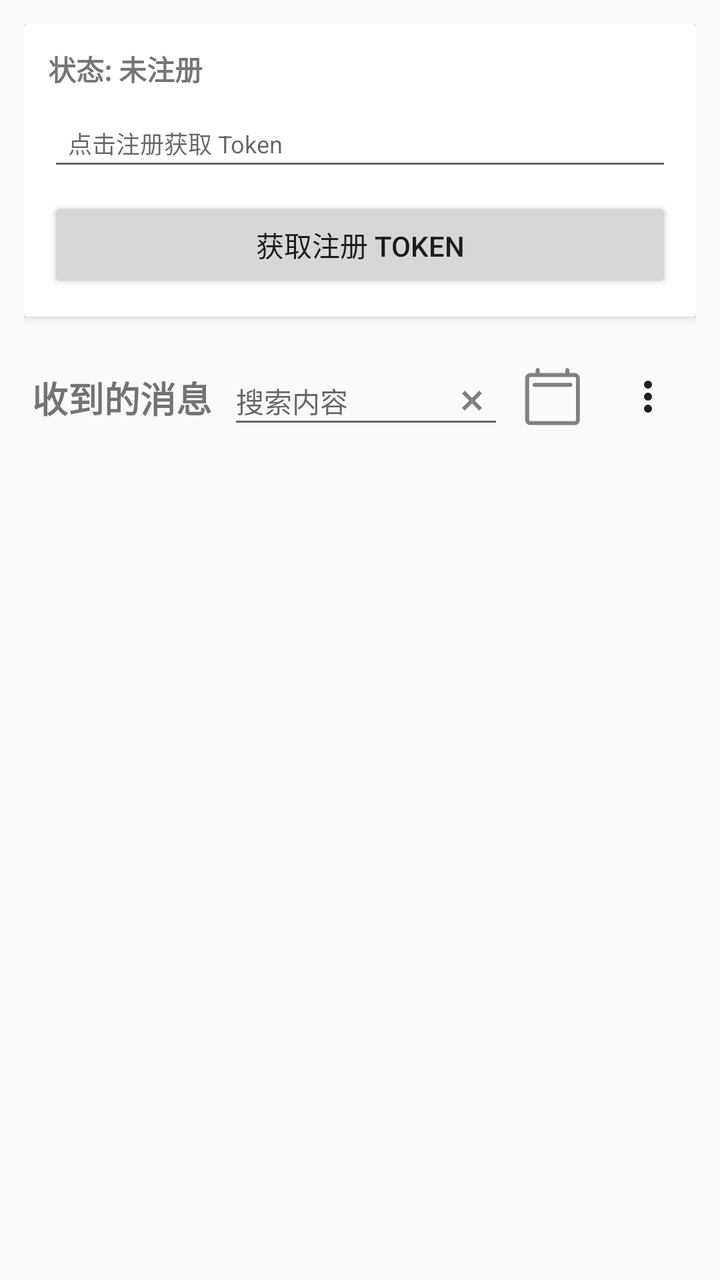
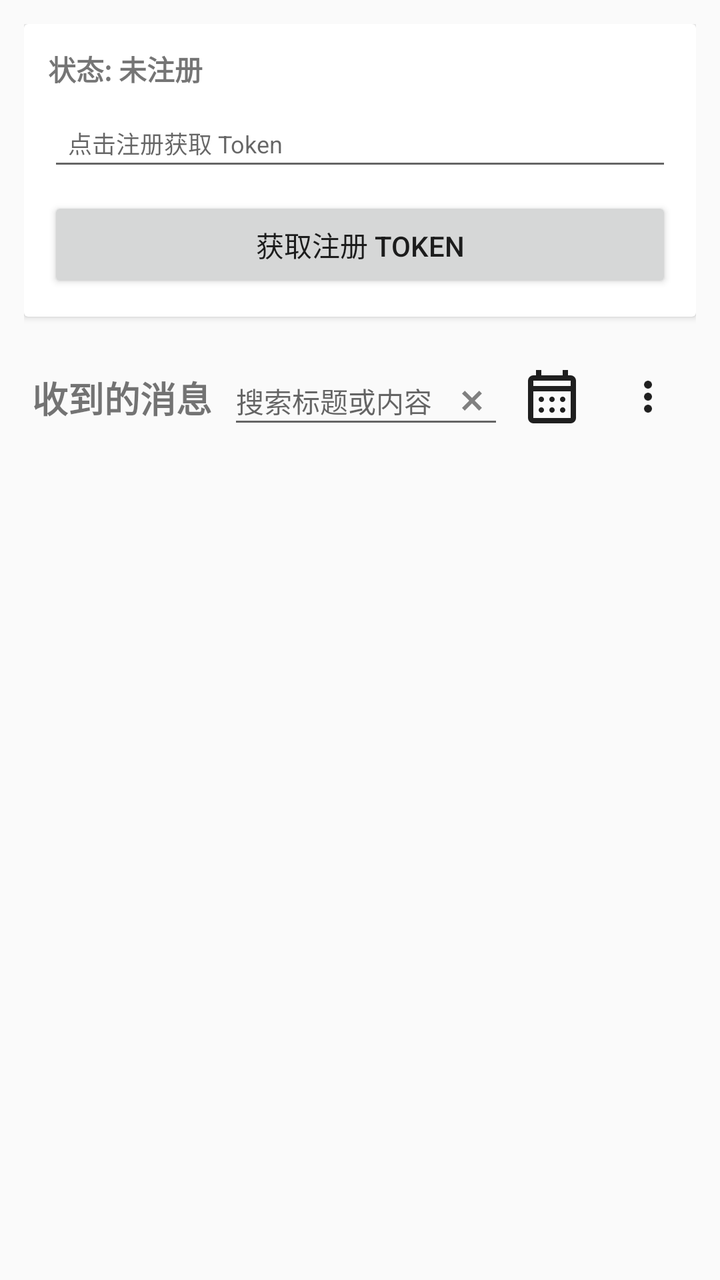

Screens rendered from an Android XML layout before and after an edit, with the pre-edit source and the edit as a unified diff.
<!-- AndroidManifest.xml: application theme Theme.AppCompat.Light.NoActionBar -->
<!-- res/layout/activity_main.xml -->
<?xml version="1.0" encoding="utf-8"?>
<LinearLayout xmlns:android="http://schemas.android.com/apk/res/android"
    xmlns:app="http://schemas.android.com/apk/res-auto"
    android:layout_width="match_parent"
    android:layout_height="match_parent"
    android:orientation="vertical"
    android:fitsSystemWindows="true"
    android:padding="12dp">

    
    <androidx.cardview.widget.CardView
        android:layout_width="match_parent"
        android:layout_height="wrap_content"
        android:layout_marginBottom="16dp">

        <LinearLayout
            android:layout_width="match_parent"
            android:layout_height="wrap_content"
            android:orientation="vertical"
            android:padding="12dp">

            <TextView
                android:id="@+id/tvStatus"
                android:layout_width="wrap_content"
                android:layout_height="wrap_content"
                android:text="状态: 未注册"
                android:textStyle="bold" />

            <EditText
                android:id="@+id/tvToken"
                android:layout_width="match_parent"
                android:layout_height="wrap_content"
                android:layout_marginTop="8dp"
                android:clickable="true"
                android:focusable="false"
                android:hint="点击注册获取 Token"
                android:padding="10dp"
                android:textSize="12sp" />

            
            <Button
                android:id="@+id/btnToggleOptions"
                android:layout_width="match_parent"
                android:layout_height="wrap_content"
                android:layout_marginTop="8dp"
                android:text="展开更多选项"
                android:visibility="gone" />

            
            <LinearLayout
                android:id="@+id/layoutMoreOptions"
                android:layout_width="match_parent"
                android:layout_height="wrap_content"
                android:orientation="vertical"
                android:visibility="gone">

                
                <RelativeLayout
                    android:layout_width="match_parent"
                    android:layout_height="wrap_content"
                    android:layout_marginTop="12dp"
                    android:layout_marginBottom="4dp"
                    android:gravity="center_vertical">

                    <TextView
                        android:layout_width="wrap_content"
                        android:layout_height="wrap_content"
                        android:layout_alignParentStart="true"
                        android:layout_centerInParent="true"
                        android:text="普通消息"
                        android:textColor="#333333"
                        android:textSize="14sp"
                        android:textStyle="bold" />

                    <LinearLayout
                        android:layout_width="wrap_content"
                        android:layout_height="wrap_content"
                        android:layout_alignParentEnd="true"
                        android:orientation="horizontal">

                        
                        <ImageButton
                            android:id="@+id/btnCopyAction1"
                            android:layout_width="36dp"
                            android:layout_height="36dp"
                            android:background="?attr/selectableItemBackgroundBorderless"
                            android:contentDescription="复制内容"
                            android:padding="8dp"
                            android:scaleType="fitCenter"
                            android:src="@drawable/ic_menu_save"
                            app:tint="#666666" />

                        
                        <ImageButton
                            android:id="@+id/btnPlayAction1"
                            android:layout_width="36dp"
                            android:layout_height="36dp"
                            android:layout_marginStart="8dp"
                            android:background="?attr/selectableItemBackgroundBorderless"
                            android:contentDescription="浏览器打开"
                            android:padding="6dp"
                            android:scaleType="fitCenter"
                            android:src="@drawable/ic_media_play"/>
                    </LinearLayout>
                </RelativeLayout>

                <EditText
                    android:id="@+id/etExtraInfo1"
                    android:layout_width="match_parent"
                    android:layout_height="wrap_content"
                    android:layout_marginTop="4dp"
                    android:background="@android:drawable/editbox_background"
                    android:hint="URL(点击复制)"
                    android:padding="10dp"
                    android:textSize="12sp" />

                
                <RelativeLayout
                    android:layout_width="match_parent"
                    android:layout_height="wrap_content"
                    android:layout_marginTop="12dp"
                    android:layout_marginBottom="4dp"
                    android:gravity="center_vertical">

                    <TextView
                        android:layout_width="wrap_content"
                        android:layout_height="wrap_content"
                        android:layout_alignParentStart="true"
                        android:layout_centerInParent="true"
                        android:text="带标题的消息"
                        android:textColor="#333333"
                        android:textSize="14sp"
                        android:textStyle="bold" />

                    <LinearLayout
                        android:layout_width="wrap_content"
                        android:layout_height="wrap_content"
                        android:layout_alignParentEnd="true"
                        android:orientation="horizontal">

                        
                        <ImageButton
                            android:id="@+id/btnCopyAction2"
                            android:layout_width="36dp"
                            android:layout_height="36dp"
                            android:background="?attr/selectableItemBackgroundBorderless"
                            android:contentDescription="复制内容"
                            android:padding="8dp"
                            android:scaleType="fitCenter"
                            android:src="@drawable/ic_menu_save"
                            app:tint="#666666" />

                        
                        <ImageButton
                            android:id="@+id/btnPlayAction2"
                            android:layout_width="36dp"
                            android:layout_height="36dp"
                            android:layout_marginStart="8dp"
                            android:background="?attr/selectableItemBackgroundBorderless"
                            android:contentDescription="浏览器打开"
                            android:padding="6dp"
                            android:scaleType="fitCenter"
                            android:src="@drawable/ic_media_play"/>
                    </LinearLayout>
                </RelativeLayout>

                <EditText
                    android:id="@+id/etExtraInfo2"
                    android:layout_width="match_parent"
                    android:layout_height="wrap_content"
                    android:layout_marginTop="4dp"
                    android:background="@android:drawable/editbox_background"
                    android:hint="URL(点击复制)"
                    android:padding="10dp"
                    android:textSize="12sp" />

                
                <RelativeLayout
                    android:layout_width="match_parent"
                    android:layout_height="wrap_content"
                    android:layout_marginTop="12dp"
                    android:layout_marginBottom="4dp"
                    android:gravity="center_vertical">

                    <TextView
                        android:layout_width="wrap_content"
                        android:layout_height="wrap_content"
                        android:layout_alignParentStart="true"
                        android:layout_centerInParent="true"
                        android:text="带分组和优先级的消息 (high / default / low)"
                        android:textColor="#333333"
                        android:textSize="14sp"
                        android:textStyle="bold" />

                    <LinearLayout
                        android:layout_width="wrap_content"
                        android:layout_height="wrap_content"
                        android:layout_alignParentEnd="true"
                        android:orientation="horizontal">

                        
                        <ImageButton
                            android:id="@+id/btnCopyAction3"
                            android:layout_width="36dp"
                            android:layout_height="36dp"
                            android:background="?attr/selectableItemBackgroundBorderless"
                            android:contentDescription="复制内容"
                            android:padding="8dp"
                            android:scaleType="fitCenter"
                            android:src="@drawable/ic_menu_save"
                            app:tint="#666666" />

                        
                        <ImageButton
                            android:id="@+id/btnPlayAction3"
                            android:layout_width="36dp"
                            android:layout_height="36dp"
                            android:layout_marginStart="8dp"
                            android:background="?attr/selectableItemBackgroundBorderless"
                            android:contentDescription="浏览器打开"
                            android:padding="6dp"
                            android:scaleType="fitCenter"
                            android:src="@drawable/ic_media_play"/>
                    </LinearLayout>
                </RelativeLayout>

                <EditText
                    android:id="@+id/etExtraInfo3"
                    android:layout_width="match_parent"
                    android:layout_height="wrap_content"
                    android:layout_marginTop="4dp"
                    android:background="@android:drawable/editbox_background"
                    android:hint="额外信息 3 (点击复制)"
                    android:padding="10dp"
                    android:textSize="12sp" />
            </LinearLayout>

            
            <Button
                android:id="@+id/btnRegister"
                android:layout_width="match_parent"
                android:layout_height="wrap_content"
                android:layout_marginTop="8dp"
                android:text="获取注册 Token" />
        </LinearLayout>
    </androidx.cardview.widget.CardView>

    
    <LinearLayout
        android:layout_width="match_parent"
        android:layout_height="wrap_content"
        android:orientation="horizontal"
        android:padding="4dp"
        android:layout_marginBottom="4dp">

        
        <TextView
            android:layout_width="wrap_content"
            android:layout_height="wrap_content"
            android:layout_gravity="center_vertical"
            android:text="收到的消息"
            android:textSize="18sp"
            android:textStyle="bold" />

        
        <EditText
            android:id="@+id/etSearch"
            android:layout_width="0dp"
            android:layout_height="wrap_content"
            android:layout_weight="10"
            android:layout_marginStart="8dp"
            android:layout_marginEnd="4dp"
            android:hint="搜索内容"
            android:textSize="14sp"
            android:drawableEnd="@drawable/ic_clear"
            android:drawablePadding="6dp"/>

        
        
        <FrameLayout
            android:id="@+id/flCalendar"
            android:layout_width="40dp"
            android:layout_height="40dp"
            android:layout_marginEnd="4dp"
            android:clickable="true"
            android:focusable="true">

            
            <ImageView
                android:id="@+id/ivCalendar"
                android:layout_width="match_parent"
                android:layout_height="match_parent"
                android:src="@drawable/ic_calendar"
                android:padding="4dp"
                android:elevation="1dp"/>

            
            <TextView
                android:id="@+id/tvCalendarDay"
                android:layout_width="match_parent"
                android:layout_height="match_parent"
                android:layout_marginTop="6dp"
                android:gravity="center"
                android:textSize="12sp"
                android:textStyle="bold"
                android:textColor="#FF606060"
                android:elevation="10dp"
                android:fontFamily="monospace"/>

        </FrameLayout>

        
        <TextView
            android:id="@+id/etDate"
            android:layout_width="wrap_content"
            android:layout_height="wrap_content"
            android:layout_marginEnd="4dp"
            android:hint="选择日期"
            android:textSize="0dp" />

        
        <ImageButton
            android:id="@+id/btnMenu"
            android:layout_width="wrap_content"
            android:layout_height="wrap_content"
            android:background="?attr/selectableItemBackgroundBorderless"
            android:src="@drawable/ic_menu_more"
            android:padding="8dp"
            android:contentDescription="更多" />
    </LinearLayout>

    
    <androidx.recyclerview.widget.RecyclerView
        android:id="@+id/rvMessages"
        android:layout_width="match_parent"
        android:layout_height="0dp"
        android:layout_weight="1" />

</LinearLayout>
<!-- resources referenced by this layout -->
<resources>
  <!-- drawable ic_calendar (drawable) -->
  <vector xmlns:android="http://schemas.android.com/apk/res/android"
      android:width="200dp"
      android:height="200dp"
      android:viewportWidth="1024"
      android:viewportHeight="1024">
    <path
        android:pathData="M874.5,134.1L788.5,134.1L788.5,85c0,-17.4 -14.3,-31.7 -31.7,-31.7 -17.4,0 -31.7,14.3 -31.7,31.7v49.2h-409.6L315.4,85c0,-17.4 -14.3,-31.7 -31.7,-31.7 -17.4,0 -31.7,14.3 -31.7,31.7v49.2h-86c-46.1,0 -84,36.9 -84,82.9v666.6c0,46.1 37.9,82.9 84,82.9h707.6c46.1,0 84,-36.9 84,-82.9L957.4,217.1c0,-46.1 -36.9,-82.9 -82.9,-82.9zM895,883.7c0,11.3 -9.2,20.5 -21.5,20.5h-706.6c-11.3,0 -21.5,-9.2 -21.5,-20.5L145.4,217.1c0,-11.3 9.2,-20.5 21.5,-20.5h707.6c11.3,0 21.5,9.2 21.5,20.5v666.6z"
        android:fillColor="#808080"/>
    <path
        android:pathData="M806.9,290.8h-573.4c-17.4,0 -31.7,14.3 -31.7,31.7 0,17.4 14.3,31.7 31.7,31.7h573.4c17.4,0 31.7,-14.3 31.7,-31.7 0,-17.4 -14.3,-31.7 -31.7,-31.7z"
        android:fillColor="#808080"/>
  </vector>
  <!-- drawable ic_clear (drawable) -->
  <vector xmlns:android="http://schemas.android.com/apk/res/android"
      android:width="24dp"
      android:height="24dp"
      android:viewportWidth="960"
      android:viewportHeight="960">
    <path
        android:pathData="m336,680 l-56,-56 144,-144 -144,-143 56,-56 144,144 143,-144 56,56 -144,143 144,144 -56,56 -143,-144 -144,144Z"
        android:fillColor="#808080"/>
  </vector>
  <!-- drawable ic_media_play (drawable) -->
  <vector xmlns:android="http://schemas.android.com/apk/res/android"
      android:width="24dp"
      android:height="24dp"
      android:viewportWidth="960"
      android:viewportHeight="960">
    <path
        android:pathData="m380,660 l280,-180 -280,-180v360ZM480,880q-83,0 -156,-31.5T197,763q-54,-54 -85.5,-127T80,480q0,-83 31.5,-156T197,197q54,-54 127,-85.5T480,80q83,0 156,31.5T763,197q54,54 85.5,127T880,480q0,83 -31.5,156T763,763q-54,54 -127,85.5T480,880ZM480,800q134,0 227,-93t93,-227q0,-134 -93,-227t-227,-93q-134,0 -227,93t-93,227q0,134 93,227t227,93ZM480,480Z"
        android:fillColor="#1f1f1f"/>
  </vector>
  <!-- drawable ic_menu_more (drawable) -->
  <vector xmlns:android="http://schemas.android.com/apk/res/android"
      android:width="24dp"
      android:height="24dp"
      android:viewportWidth="960"
      android:viewportHeight="960">
    <path
        android:pathData="M480,800q-33,0 -56.5,-23.5T400,720q0,-33 23.5,-56.5T480,640q33,0 56.5,23.5T560,720q0,33 -23.5,56.5T480,800ZM480,560q-33,0 -56.5,-23.5T400,480q0,-33 23.5,-56.5T480,400q33,0 56.5,23.5T560,480q0,33 -23.5,56.5T480,560ZM480,320q-33,0 -56.5,-23.5T400,240q0,-33 23.5,-56.5T480,160q33,0 56.5,23.5T560,240q0,33 -23.5,56.5T480,320Z"
        android:fillColor="#1f1f1f"/>
  </vector>
  <!-- drawable ic_menu_save (drawable) -->
  <vector xmlns:android="http://schemas.android.com/apk/res/android"
      android:width="24dp"
      android:height="24dp"
      android:viewportWidth="960"
      android:viewportHeight="960">
    <path
        android:pathData="M360,720q-33,0 -56.5,-23.5T280,640v-480q0,-33 23.5,-56.5T360,80h360q33,0 56.5,23.5T800,160v480q0,33 -23.5,56.5T720,720L360,720ZM360,640h360v-480L360,160v480ZM200,880q-33,0 -56.5,-23.5T120,800v-560h80v560h440v80L200,880ZM360,640v-480,480Z"
        android:fillColor="#1f1f1f"/>
  </vector>
</resources>

<!-- the commit's change to res/layout/activity_main.xml (unified diff, before → after) -->
@@ -270,9 +270,12 @@
             android:layout_weight="10"
             android:layout_marginStart="8dp"
             android:layout_marginEnd="4dp"
-            android:hint="搜索内容"
+            android:hint="搜索标题或内容"
             android:textSize="14sp"
             android:drawableEnd="@drawable/ic_clear"
+            android:maxLines="1"
+            android:inputType="text"
+            android:imeOptions="actionSearch"
             android:drawablePadding="6dp"/>
 
         
@@ -290,7 +293,9 @@
                 android:id="@+id/ivCalendar"
                 android:layout_width="match_parent"
                 android:layout_height="match_parent"
-                android:src="@drawable/ic_calendar"
+                android:src="@drawable/ic_calendar_default"
+                android:background="?attr/selectableItemBackgroundBorderless"
+                android:alpha="100"
                 android:padding="4dp"
                 android:elevation="1dp"/>
 
@@ -299,9 +304,9 @@
                 android:id="@+id/tvCalendarDay"
                 android:layout_width="match_parent"
                 android:layout_height="match_parent"
-                android:layout_marginTop="6dp"
+                android:layout_marginTop="8dp"
                 android:gravity="center"
-                android:textSize="12sp"
+                android:textSize="10sp"
                 android:textStyle="bold"
                 android:textColor="#FF606060"
                 android:elevation="10dp"
<!-- resource entries referenced after the edit -->
@@ -1,17 +1,14 @@
 <!-- resources referenced by this layout -->
 <resources>
-  <!-- drawable ic_calendar (drawable) -->
+  <!-- drawable ic_calendar_default (drawable) -->
   <vector xmlns:android="http://schemas.android.com/apk/res/android"
-      android:width="200dp"
-      android:height="200dp"
-      android:viewportWidth="1024"
-      android:viewportHeight="1024">
+      android:width="24dp"
+      android:height="24dp"
+      android:viewportWidth="960"
+      android:viewportHeight="960">
     <path
-        android:pathData="M874.5,134.1L788.5,134.1L788.5,85c0,-17.4 -14.3,-31.7 -31.7,-31.7 -17.4,0 -31.7,14.3 -31.7,31.7v49.2h-409.6L315.4,85c0,-17.4 -14.3,-31.7 -31.7,-31.7 -17.4,0 -31.7,14.3 -31.7,31.7v49.2h-86c-46.1,0 -84,36.9 -84,82.9v666.6c0,46.1 37.9,82.9 84,82.9h707.6c46.1,0 84,-36.9 84,-82.9L957.4,217.1c0,-46.1 -36.9,-82.9 -82.9,-82.9zM895,883.7c0,11.3 -9.2,20.5 -21.5,20.5h-706.6c-11.3,0 -21.5,-9.2 -21.5,-20.5L145.4,217.1c0,-11.3 9.2,-20.5 21.5,-20.5h707.6c11.3,0 21.5,9.2 21.5,20.5v666.6z"
-        android:fillColor="#808080"/>
-    <path
-        android:pathData="M806.9,290.8h-573.4c-17.4,0 -31.7,14.3 -31.7,31.7 0,17.4 14.3,31.7 31.7,31.7h573.4c17.4,0 31.7,-14.3 31.7,-31.7 0,-17.4 -14.3,-31.7 -31.7,-31.7z"
-        android:fillColor="#808080"/>
+        android:pathData="M200,880q-33,0 -56.5,-23.5T120,800v-560q0,-33 23.5,-56.5T200,160h40v-80h80v80h320v-80h80v80h40q33,0 56.5,23.5T840,240v560q0,33 -23.5,56.5T760,880L200,880ZM200,800h560v-400L200,400v400ZM200,320h560v-80L200,240v80ZM200,320v-80,80ZM480,560q-17,0 -28.5,-11.5T440,520q0,-17 11.5,-28.5T480,480q17,0 28.5,11.5T520,520q0,17 -11.5,28.5T480,560ZM291.5,548.5Q280,537 280,520t11.5,-28.5Q303,480 320,480t28.5,11.5Q360,503 360,520t-11.5,28.5Q337,560 320,560t-28.5,-11.5ZM640,560q-17,0 -28.5,-11.5T600,520q0,-17 11.5,-28.5T640,480q17,0 28.5,11.5T680,520q0,17 -11.5,28.5T640,560ZM480,720q-17,0 -28.5,-11.5T440,680q0,-17 11.5,-28.5T480,640q17,0 28.5,11.5T520,680q0,17 -11.5,28.5T480,720ZM291.5,708.5Q280,697 280,680t11.5,-28.5Q303,640 320,640t28.5,11.5Q360,663 360,680t-11.5,28.5Q337,720 320,720t-28.5,-11.5ZM640,720q-17,0 -28.5,-11.5T600,680q0,-17 11.5,-28.5T640,640q17,0 28.5,11.5T680,680q0,17 -11.5,28.5T640,720Z"
+        android:fillColor="#1f1f1f"/>
   </vector>
   <!-- drawable ic_clear (drawable) -->
   <vector xmlns:android="http://schemas.android.com/apk/res/android"
